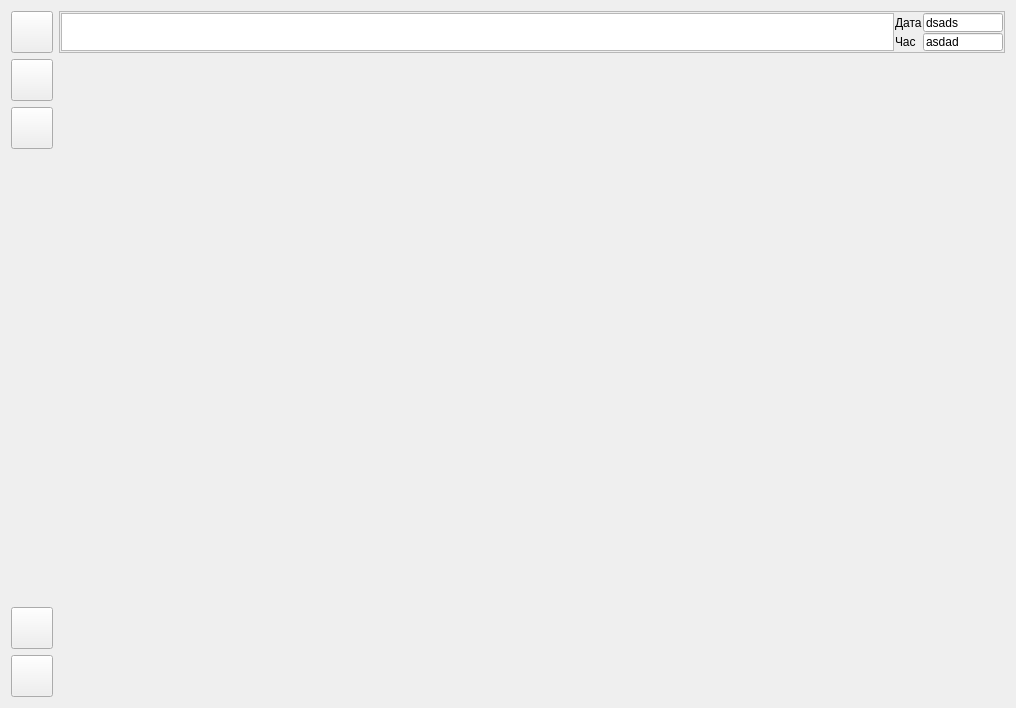
Old version of the form filters/mainform.ui in the repository vanessaorgua/Linovitsa.
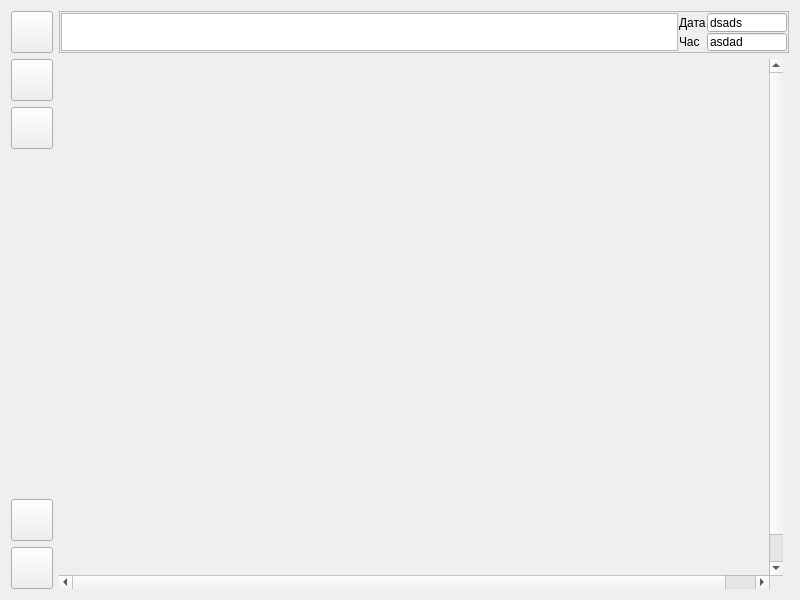
New version of the form. Icons and pictures are not drawn.

```diff
--- a/filters/mainform.ui
+++ b/filters/mainform.ui
@@ -6,8 +6,8 @@
    <rect>
     <x>0</x>
     <y>0</y>
-    <width>1016</width>
-    <height>708</height>
+    <width>800</width>
+    <height>600</height>
    </rect>
   </property>
   <property name="minimumSize">
@@ -150,10 +150,7 @@
      </property>
     </spacer>
    </item>
-   <item row="1" column="1" rowspan="5" colspan="3">
-    <widget class="QStackedWidget" name="stackedMnemo"/>
-   </item>
-   <item row="0" column="1" colspan="3">
+   <item row="0" column="1" colspan="2">
     <widget class="QFrame" name="frame">
      <property name="minimumSize">
       <size>
@@ -276,6 +273,29 @@
      </property>
     </widget>
    </item>
+   <item row="1" column="1" rowspan="5">
+    <widget class="QScrollArea" name="scrollArea">
+     <property name="frameShape">
+      <enum>QFrame::NoFrame</enum>
+     </property>
+     <property name="widgetResizable">
+      <bool>false</bool>
+     </property>
+     <property name="alignment">
+      <set>Qt::AlignLeading|Qt::AlignLeft|Qt::AlignTop</set>
+     </property>
+     <widget class="QWidget" name="scrollAreaWidgetContents">
+      <property name="geometry">
+       <rect>
+        <x>0</x>
+        <y>0</y>
+        <width>742</width>
+        <height>546</height>
+       </rect>
+      </property>
+     </widget>
+    </widget>
+   </item>
   </layout>
  </widget>
  <resources>
```
